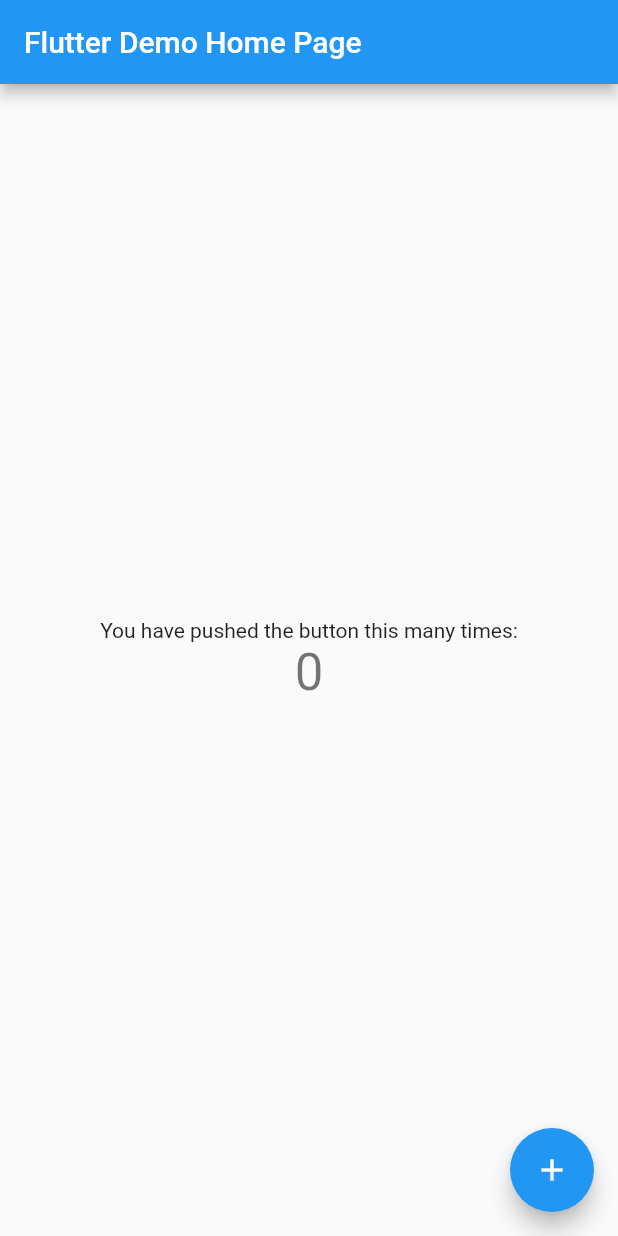
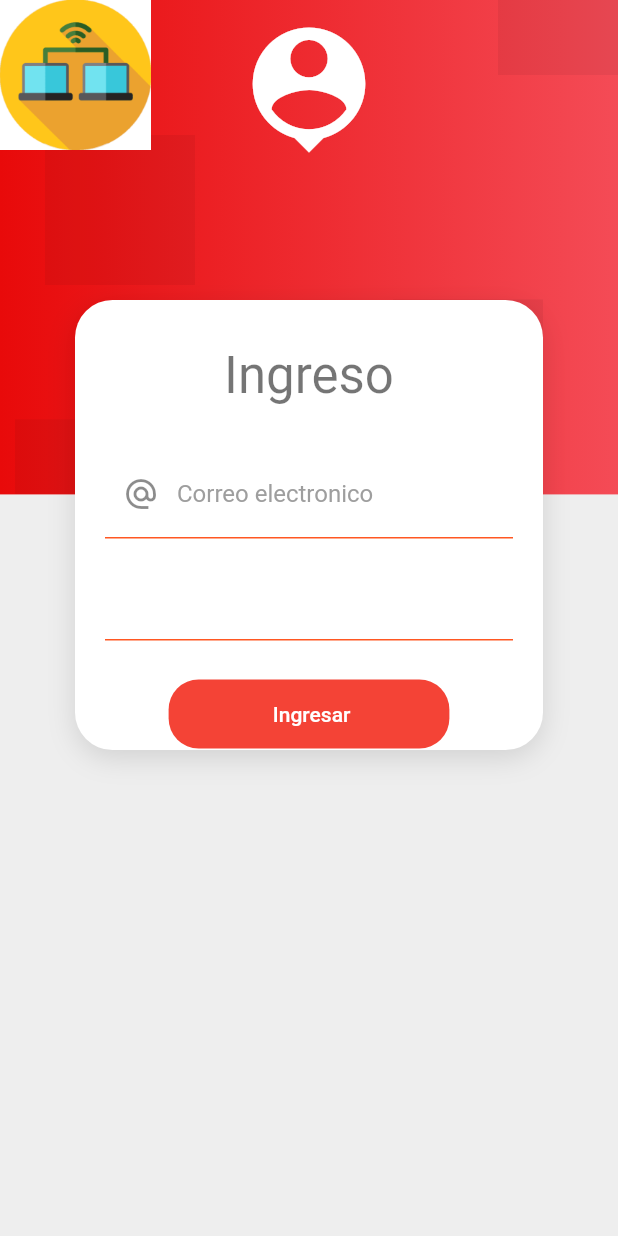
Before and after one commit to CesarPaulo7/sig_project, a Flutter app: the screen it shows after launch, on a phone screen of 412 x 824 dp. Run offline on Flutter 3.47's test engine with Material 2 defaults, Android fonts, the phone set to English and light mode, and no system bars.

Commit message:
Se agrega nuevas carpetas

```diff
--- a/lib/main.dart
+++ b/lib/main.dart
@@ -1,115 +1,24 @@
 import 'package:flutter/material.dart';
+import 'package:si2_rrhh/screens/login_screen.dart';
 
-void main() {
-  runApp(const MyApp());
-}
+void main() => runApp(const MyApp());
 
 class MyApp extends StatelessWidget {
   const MyApp({super.key});
 
-  // This widget is the root of your application.
   @override
   Widget build(BuildContext context) {
     return MaterialApp(
-      title: 'Flutter Demo',
-      theme: ThemeData(
-        // This is the theme of your application.
-        //
-        // Try running your application with "flutter run". You'll see the
-        // application has a blue toolbar. Then, without quitting the app, try
-        // changing the primarySwatch below to Colors.green and then invoke
-        // "hot reload" (press "r" in the console where you ran "flutter run",
-        // or simply save your changes to "hot reload" in a Flutter IDE).
-        // Notice that the counter didn't reset back to zero; the application
-        // is not restarted.
-        primarySwatch: Colors.blue,
-      ),
-      home: const MyHomePage(title: 'Flutter Demo Home Page'),
-    );
+      debugShowCheckedModeBanner: false,
+      title: 'RRHH',
+      initialRoute: 'login',
+      routes: {
+        'login' :(context) => LoginScreen(),
+      },
+    theme: ThemeData.light().copyWith(
+      scaffoldBackgroundColor: Colors.grey[100]
+    ) ,
+
+      );
   }
 }
-
-class MyHomePage extends StatefulWidget {
-  const MyHomePage({super.key, required this.title});
-
-  // This widget is the home page of your application. It is stateful, meaning
-  // that it has a State object (defined below) that contains fields that affect
-  // how it looks.
-
-  // This class is the configuration for the state. It holds the values (in this
-  // case the title) provided by the parent (in this case the App widget) and
-  // used by the build method of the State. Fields in a Widget subclass are
-  // always marked "final".
-
-  final String title;
-
-  @override
-  State<MyHomePage> createState() => _MyHomePageState();
-}
-
-class _MyHomePageState extends State<MyHomePage> {
-  int _counter = 0;
-
-  void _incrementCounter() {
-    setState(() {
-      // This call to setState tells the Flutter framework that something has
-      // changed in this State, which causes it to rerun the build method below
-      // so that the display can reflect the updated values. If we changed
-      // _counter without calling setState(), then the build method would not be
-      // called again, and so nothing would appear to happen.
-      _counter++;
-    });
-  }
-
-  @override
-  Widget build(BuildContext context) {
-    // This method is rerun every time setState is called, for instance as done
-    // by the _incrementCounter method above.
-    //
-    // The Flutter framework has been optimized to make rerunning build methods
-    // fast, so that you can just rebuild anything that needs updating rather
-    // than having to individually change instances of widgets.
-    return Scaffold(
-      appBar: AppBar(
-        // Here we take the value from the MyHomePage object that was created by
-        // the App.build method, and use it to set our appbar title.
-        title: Text(widget.title),
-      ),
-      body: Center(
-        // Center is a layout widget. It takes a single child and positions it
-        // in the middle of the parent.
-        child: Column(
-          // Column is also a layout widget. It takes a list of children and
-          // arranges them vertically. By default, it sizes itself to fit its
-          // children horizontally, and tries to be as tall as its parent.
-          //
-          // Invoke "debug painting" (press "p" in the console, choose the
-          // "Toggle Debug Paint" action from the Flutter Inspector in Android
-          // Studio, or the "Toggle Debug Paint" command in Visual Studio Code)
-          // to see the wireframe for each widget.
-          //
-          // Column has various properties to control how it sizes itself and
-          // how it positions its children. Here we use mainAxisAlignment to
-          // center the children vertically; the main axis here is the vertical
-          // axis because Columns are vertical (the cross axis would be
-          // horizontal).
-          mainAxisAlignment: MainAxisAlignment.center,
-          children: <Widget>[
-            const Text(
-              'You have pushed the button this many times:',
-            ),
-            Text(
-              '$_counter',
-              style: Theme.of(context).textTheme.headline4,
-            ),
-          ],
-        ),
-      ),
-      floatingActionButton: FloatingActionButton(
-        onPressed: _incrementCounter,
-        tooltip: 'Increment',
-        child: const Icon(Icons.add),
-      ), // This trailing comma makes auto-formatting nicer for build methods.
-    );
-  }
-}
--- /dev/null
+++ b/lib/screens/login_screen.dart
@@ -0,0 +1,130 @@
+import 'package:flutter/material.dart';
+import 'package:si2_rrhh/widgets/widgets.dart';
+
+class LoginScreen extends StatelessWidget {
+
+  const LoginScreen({Key? key}) : super(key: key);
+
+  @override
+  Widget build(BuildContext context) {
+      return  Scaffold(
+        body: AuthBackground(
+          child: SingleChildScrollView(
+            child: Column(
+              children: [
+               CardContainer(
+                child:Column(
+                children: [
+                SizedBox(height: 10,),
+                 Text('Ingreso', style: Theme.of(context).textTheme.headline4,),
+                   SizedBox(height: 30,),
+                   _LoginForm()
+
+                ],
+              )
+             ),
+              ],
+            ),
+            ),
+        ),
+
+        );
+
+  }
+}
+
+class _LoginForm extends StatelessWidget {
+
+
+  @override
+  Widget build(BuildContext context) {
+
+  //  final loginForm= Provider.of<LoginFormProvider>(context);
+
+    return Container(
+      child: Form(
+      //  autovalidateMode: AutovalidateMode.onUserInteraction,
+      //  key: loginForm.formKey,
+
+        child: Column(
+          children: [
+              TextFormField(
+
+                autocorrect: false,
+                keyboardType: TextInputType.emailAddress,
+                decoration:InputDecoration(
+                  enabledBorder: UnderlineInputBorder(
+                    borderSide: BorderSide(
+                      color: Colors.deepOrange
+                    ),
+                     ),
+                     focusedBorder: UnderlineInputBorder(
+                      borderSide: BorderSide(
+                        color: Colors.orange,
+                        width: 2,
+                      ),
+                     ),
+                      hintText: 'email',
+                     labelText: 'Correo electronico',
+                     labelStyle: TextStyle(color: Colors.grey),
+                     prefixIcon: Icon(Icons.alternate_email),
+                ),
+
+                validator: (value){
+                  String pattern = r'^(([^<>()[\]\\.,;:\s@\"]+(\.[^<>()[\]\\.,;:\s@\"]+)*)|(\".+\"))@((\[[0-9]{1,3}\.[0-9]{1,3}\.  [0-9]{1,3}\.[0-9]{1,3}\])|(([a-zA-Z\-0-9]+\.)+[a-zA-Z]{2,}))$';
+                  RegExp regExp  = new RegExp(pattern);
+                  return regExp.hasMatch(value?? '')? null : 'El valor ingresado no es un correo';
+
+                },
+              ),
+              SizedBox(height: 20,),
+               TextFormField(
+                autocorrect: false,
+                obscureText: true,
+                keyboardType: TextInputType.emailAddress,
+                decoration: InputDecoration(
+                  enabledBorder: UnderlineInputBorder(
+                    borderSide: BorderSide(
+                      color: Colors.deepOrange
+                    ),
+                     ),
+                     focusedBorder: UnderlineInputBorder(
+                      borderSide: BorderSide(
+                        color: Colors.orange,
+                        width: 2,
+                      ),
+                     ),
+
+
+                ),
+
+
+                validator: (value){
+                  return(value !=null && value.length >= 5)?null
+                  :'La contraseña debe de ser de 6 caracteres';
+                },
+              ),
+              SizedBox(height: 25,),
+              MaterialButton(
+                  shape: RoundedRectangleBorder(borderRadius: BorderRadius.circular(20)),
+                  disabledColor: Colors.grey,
+                  elevation: 0,
+                  color: Colors.red,
+                  child: Container(
+                    padding: EdgeInsets.symmetric(horizontal: 50, vertical: 15),
+             ///       child: Text(loginForm.isloading? 'Espere':
+                    child: Text(' Ingresar', style: TextStyle(color: Colors.white),),
+                  ),
+
+                onPressed: () async{
+
+                }
+                )
+
+        ],
+        )
+
+        ),
+    );
+  }
+}
--- /dev/null
+++ b/lib/widgets/auth_background.dart
@@ -0,0 +1,105 @@
+import 'package:flutter/material.dart';
+
+class AuthBackground extends StatelessWidget {
+
+  final Widget child;
+
+  const AuthBackground({super.key, required this.child});
+
+  @override
+  Widget build(BuildContext context) {
+    return Container(
+      color: Colors.grey[200],
+      width: double.infinity,
+      height: double.infinity,
+      child: Stack(
+        children: [
+
+             _PurpleBox(),
+
+             _HeaderIcon(),
+             this.child,
+              Container(
+                padding: EdgeInsets.only(),
+                height: 100,
+                child:Image.asset('assets/logo.png', height: 150,),
+              )
+        ],
+
+        ),
+    );
+  }
+}
+
+class _HeaderIcon extends StatelessWidget {
+  const _HeaderIcon({
+    Key? key,
+  }) : super(key: key);
+
+  @override
+  Widget build(BuildContext context) {
+    return SafeArea(
+
+      child: Container(
+       width: double.infinity,
+       margin: EdgeInsets.only(top: 10),
+      child: Icon(Icons.person_pin, color: Colors.white,size: 100,), //cambiar a imagen
+
+      ),
+    );
+  }
+}
+
+class _PurpleBox extends StatelessWidget {
+  const _PurpleBox({super.key});
+
+  @override
+  Widget build(BuildContext context) {
+    final size = MediaQuery.of(context).size;
+    return Container(
+      width: double.infinity,
+      height: size.height*0.4,
+      decoration: _boxDecoration(),
+      child: Stack(
+        children: [
+            Positioned(child: _Bubble(),top: 90,left: 30, ),
+            Positioned(child: _Bubble(),top: -40,left: -30, ),
+            Positioned(child: _Bubble(),top: -50,right: -20, ),
+            Positioned(child: _Bubble(),bottom: -50,left: 10, ),
+            Positioned(child: _Bubble(),bottom:30,right: 50, ),
+            Positioned(child: _Bubble(),top: 90,left: 30, ),
+            Positioned(child: _Bubble(),top: -40,left: -30, ),
+            Positioned(child: _Bubble(),top: -50,right: -20, ),
+            Positioned(child: _Bubble(),bottom: -50,left: 10, ),
+            Positioned(child: _Bubble(),bottom:30,right: 50, ),
+
+
+        ],
+         ),
+    );
+  }
+
+  BoxDecoration _boxDecoration() => BoxDecoration(
+    gradient: LinearGradient
+    (colors: [
+      Color.fromARGB(255, 232, 10, 10),
+      Color.fromARGB(255, 244, 75, 86),
+    ]
+    ),
+  );
+}
+
+class _Bubble extends StatelessWidget {
+
+  @override
+  Widget build(BuildContext context) {
+    return Container(
+      width: 100,
+      height: 100,
+      decoration: BoxDecoration(
+        borderRadius: BorderRadius.zero,
+        color: Color.fromARGB(7, 0, 0, 0),
+       ),
+    );
+  }
+}
--- /dev/null
+++ b/lib/widgets/card_container.dart
@@ -0,0 +1,39 @@
+
+import 'package:flutter/material.dart';
+
+class CardContainer extends StatelessWidget {
+
+  final Widget child;
+
+  const CardContainer({super.key, required this.child});
+
+  @override
+  Widget build(BuildContext context) {
+   return Padding(
+      padding: EdgeInsets.symmetric(vertical: 200,horizontal: 50),
+
+      child: Container(
+          width: double.infinity,
+          padding: EdgeInsets.all(20),
+          height: 300,
+          decoration: _boxDecoration(),
+          child: this.child,
+
+      ),
+    );
+  }
+
+   BoxDecoration _boxDecoration() => BoxDecoration(
+    color: Colors.white,
+    borderRadius: BorderRadius.circular(25),
+    boxShadow: [
+      BoxShadow(
+        color: Colors.black12,
+        blurRadius: 15,
+        offset: Offset(0,5),
+      )
+    ]
+
+
+  );
+  }
--- /dev/null
+++ b/lib/widgets/widgets.dart
@@ -0,0 +1,3 @@
+export 'package:si2_rrhh/widgets/card_container.dart';
+export 'package:si2_rrhh/widgets/auth_background.dart';
+//export 'package:si2_rrhh/screens/registers_screens.dart';
--- a/pubspec.yaml
+++ b/pubspec.yaml
@@ -60,7 +60,8 @@
   uses-material-design: true
 
   # To add assets to your application, add an assets section, like this:
-  # assets:
+  assets:
+    - assets/
   #   - images/a_dot_burr.jpeg
   #   - images/a_dot_ham.jpeg
 
```
Also changed, not shown: assets/logo.png (added).
